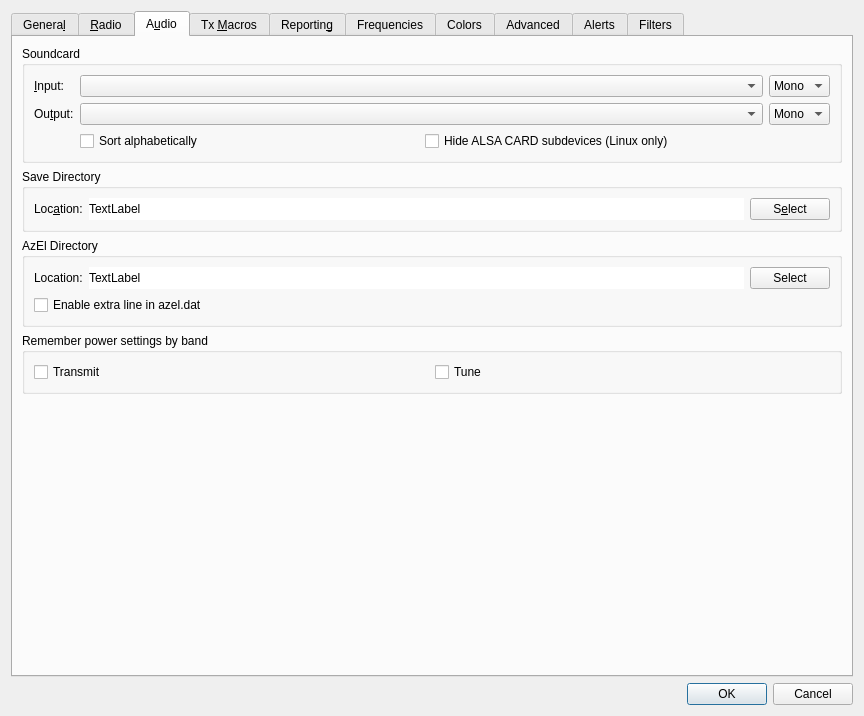
Old version of the form Configuration.ui in the repository uaro-radio/wsjtx.
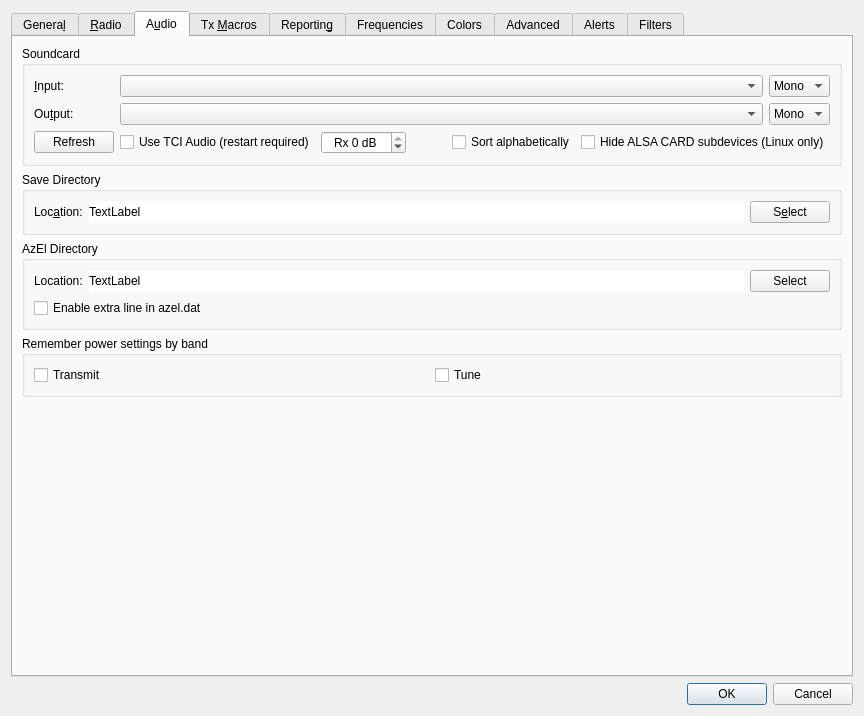
New version of the form. The open tabs and pages were chosen to show the change. Custom widgets are drawn as their Qt base class.

```diff
--- a/Configuration.ui
+++ b/Configuration.ui
@@ -6,7 +6,7 @@
    <rect>
     <x>0</x>
     <y>0</y>
-    <width>826</width>
+    <width>827</width>
     <height>705</height>
    </rect>
   </property>
@@ -1736,53 +1736,6 @@
          </property>
          <layout class="QGridLayout" name="gridLayout_6">
           <item row="1" column="0">
-           <widget class="QLabel" name="sound_output_label">
-            <property name="text">
-             <string>Ou&amp;tput:</string>
-            </property>
-            <property name="buddy">
-             <cstring>sound_output_combo_box</cstring>
-            </property>
-           </widget>
-          </item>
-          <item row="0" column="3">
-           <widget class="QComboBox" name="sound_input_channel_combo_box">
-            <property name="toolTip">
-             <string>Select the channel to use for receiving.</string>
-            </property>
-            <item>
-             <property name="text">
-              <string>Mono</string>
-             </property>
-            </item>
-            <item>
-             <property name="text">
-              <string>Left</string>
-             </property>
-            </item>
-            <item>
-             <property name="text">
-              <string>Right</string>
-             </property>
-            </item>
-            <item>
-             <property name="text">
-              <string>Both</string>
-             </property>
-            </item>
-           </widget>
-          </item>
-          <item row="2" column="1">
-           <widget class="QCheckBox" name="cbSortAlphabetically">
-            <property name="toolTip">
-             <string>&lt;html&gt;&lt;head/&gt;&lt;body&gt;&lt;p&gt;Sort audio device names alphabetically.&lt;/p&gt;&lt;/body&gt;&lt;/html&gt;</string>
-            </property>
-            <property name="text">
-             <string>Sort alphabetically</string>
-            </property>
-           </widget>
-          </item>
-          <item row="0" column="0">
            <widget class="QLabel" name="sound_input_label">
             <property name="text">
              <string>&amp;Input:</string>
@@ -1792,7 +1745,17 @@
             </property>
            </widget>
           </item>
-          <item row="1" column="3">
+          <item row="2" column="0">
+           <widget class="QLabel" name="sound_output_label">
+            <property name="text">
+             <string>Ou&amp;tput:</string>
+            </property>
+            <property name="buddy">
+             <cstring>sound_output_combo_box</cstring>
+            </property>
+           </widget>
+          </item>
+          <item row="2" column="4">
            <widget class="QComboBox" name="sound_output_channel_combo_box">
             <property name="toolTip">
              <string>Select the audio channel used for transmission.
@@ -1822,17 +1785,44 @@
             </item>
            </widget>
           </item>
-          <item row="2" column="2">
-           <widget class="QCheckBox" name="cbHideCARD">
+          <item row="1" column="4">
+           <widget class="QComboBox" name="sound_input_channel_combo_box">
             <property name="toolTip">
              <string>&lt;html&gt;&lt;head/&gt;&lt;body&gt;&lt;p&gt;Hide the usually unusable ALSA CARD subdevices on Linux.&lt;/p&gt;&lt;/body&gt;&lt;/html&gt;</string>
             </property>
-            <property name="text">
-             <string>Hide ALSA CARD subdevices (Linux only)</string>
+            <item>
+             <property name="text">
+              <string>Mono</string>
+             </property>
+            </item>
+            <item>
+             <property name="text">
+              <string>Left</string>
+             </property>
+            </item>
+            <item>
+             <property name="text">
+              <string>Right</string>
+             </property>
+            </item>
+            <item>
+             <property name="text">
+              <string>Both</string>
+             </property>
+            </item>
+           </widget>
+          </item>
+          <item row="1" column="1" colspan="3">
+           <widget class="LazyFillComboBox" name="sound_input_combo_box">
+            <property name="sizePolicy">
+             <sizepolicy hsizetype="Preferred" vsizetype="Fixed">
+              <horstretch>1</horstretch>
+              <verstretch>0</verstretch>
+             </sizepolicy>
             </property>
            </widget>
           </item>
-          <item row="1" column="1" colspan="2">
+          <item row="2" column="1" colspan="3">
            <widget class="LazyFillComboBox" name="sound_output_combo_box">
             <property name="sizePolicy">
              <sizepolicy hsizetype="Preferred" vsizetype="Fixed">
@@ -1849,19 +1839,91 @@
             </property>
            </widget>
           </item>
-          <item row="0" column="1" colspan="2">
-           <widget class="LazyFillComboBox" name="sound_input_combo_box">
-            <property name="sizePolicy">
-             <sizepolicy hsizetype="Preferred" vsizetype="Fixed">
-              <horstretch>1</horstretch>
-              <verstretch>0</verstretch>
-             </sizepolicy>
-            </property>
+          <item row="3" column="0">
+           <widget class="QPushButton" name="refresh_push_button">
             <property name="toolTip">
-             <string>Select the audio CODEC to use for receiving.</string>
+             <string>&lt;html&gt;&lt;head/&gt;&lt;body&gt;&lt;p&gt;Refresh audio device list.&lt;/p&gt;&lt;/body&gt;&lt;/html&gt;</string>
+            </property>
+            <property name="text">
+             <string>Refresh</string>
             </property>
            </widget>
           </item>
+          <item row="3" column="1" colspan="4">
+           <layout class="QHBoxLayout" name="sound_settings_layout">
+            <item>
+             <widget class="QCheckBox" name="tci_audio_check_box">
+              <property name="toolTip">
+               <string>&lt;html&gt;&lt;head/&gt;&lt;body&gt;&lt;p&gt;Use TCI Audio when available.&lt;/p&gt;&lt;/body&gt;&lt;/html&gt;</string>
+              </property>
+              <property name="text">
+               <string>Use TCI Audio (restart required)</string>
+              </property>
+             </widget>
+            </item>
+            <item>
+             <widget class="QSpinBox" name="TCI_spin_box">
+              <property name="toolTip">
+               <string>&lt;html&gt;&lt;head/&gt;&lt;body&gt;&lt;p&gt;Rx audio level&lt;/p&gt;&lt;/body&gt;&lt;/html&gt;</string>
+              </property>
+              <property name="alignment">
+               <set>Qt::AlignCenter</set>
+              </property>
+              <property name="suffix">
+               <string> dB</string>
+              </property>
+              <property name="prefix">
+               <string>Rx </string>
+              </property>
+              <property name="minimum">
+               <number>-50</number>
+              </property>
+              <property name="maximum">
+               <number>0</number>
+              </property>
+              <property name="singleStep">
+               <number>5</number>
+              </property>
+             </widget>
+            </item>
+            <item>
+             <spacer name="horizontalSpacer_7">
+              <property name="orientation">
+               <enum>Qt::Horizontal</enum>
+              </property>
+              <property name="sizeType">
+               <enum>QSizePolicy::Fixed</enum>
+              </property>
+              <property name="sizeHint" stdset="0">
+               <size>
+                <width>40</width>
+                <height>20</height>
+               </size>
+              </property>
+             </spacer>
+            </item>
+            <item alignment="Qt::AlignHCenter">
+             <widget class="QCheckBox" name="cbSortAlphabetically">
+              <property name="toolTip">
+               <string>&lt;html&gt;&lt;head/&gt;&lt;body&gt;&lt;p&gt;Sort audio device names alphabetically.&lt;/p&gt;&lt;/body&gt;&lt;/html&gt;</string>
+              </property>
+              <property name="text">
+               <string>Sort alphabetically</string>
+              </property>
+             </widget>
+            </item>
+            <item>
+             <widget class="QCheckBox" name="cbHideCARD">
+              <property name="toolTip">
+               <string>&lt;html&gt;&lt;head/&gt;&lt;body&gt;&lt;p&gt;Hide the usually unusable ALSA CARD subdevices on Linux.&lt;/p&gt;&lt;/body&gt;&lt;/html&gt;</string>
+              </property>
+              <property name="text">
+               <string>Hide ALSA CARD subdevices (Linux only)</string>
+              </property>
+             </widget>
+            </item>
+           </layout>
+          </item>
          </layout>
         </widget>
        </item>
```
Left out of the diff: 313 changed lines with no effect on the pictures.
